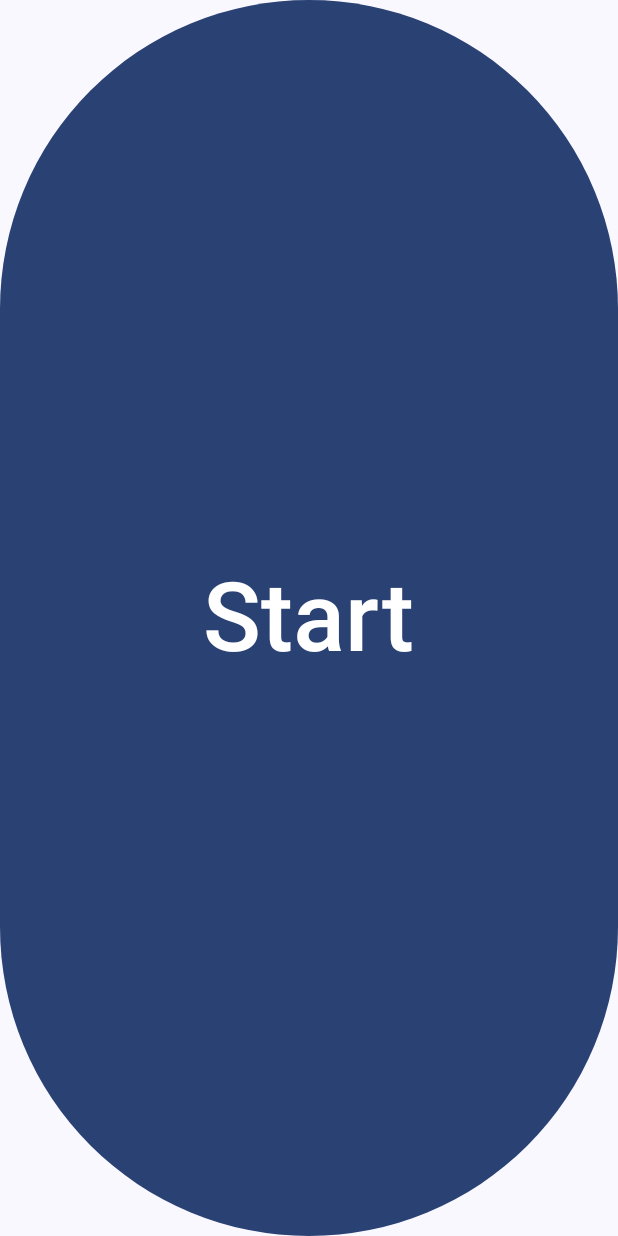
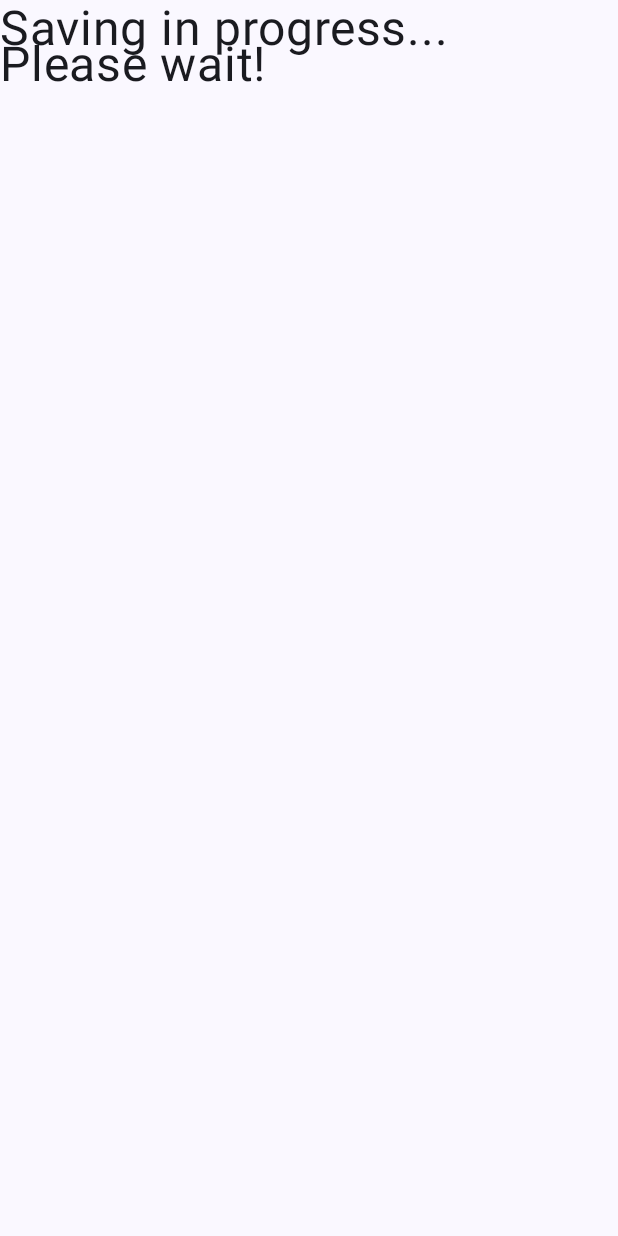
Before and after one commit to Salkiiin/Data_collection_app, an Android app built with Jetpack Compose: the composable OrganizeFrames shown on its own in the app's theme, on a phone screen of 412 x 824 dp. Run offline under Robolectric (Android 15) with nearby library versions, the phone set to English and light mode, and no system bars; libraries missing offline, so code that uses them is left out: androidx.camera.core, androidx.camera.lifecycle; 2 statements that could not run were skipped.

Commit message:
Now when saving the data it will show a wait screen! Fuck my life what is all this?!?

```diff
--- a/app/src/main/java/com/example/datacollection/MainActivity.kt
+++ b/app/src/main/java/com/example/datacollection/MainActivity.kt
@@ -61,15 +61,23 @@ import java.util.concurrent.Executors
 import androidx.camera.core.ImageCapture
 import androidx.camera.core.ImageCaptureException
 import androidx.camera.core.CameraSelector
+import androidx.camera.core.resolutionselector.ResolutionSelector
+import androidx.camera.core.resolutionselector.ResolutionStrategy
+import androidx.compose.runtime.LaunchedEffect
 import androidx.core.app.ActivityCompat
+import androidx.core.app.ActivityCompat.recreate
 import androidx.lifecycle.ViewModel
 import androidx.lifecycle.ViewModelProvider
+import kotlinx.coroutines.yield
 import java.util.concurrent.ExecutionException
 import kotlin.collections.ArrayList
 import java.io.FileInputStream
 import java.io.FileOutputStream
 import java.util.zip.ZipEntry
 import java.util.zip.ZipOutputStream
+import kotlinx.coroutines.flow.MutableStateFlow
+import androidx.compose.runtime.collectAsState
+import kotlinx.coroutines.flow.StateFlow
 
 
 fun zipFolder(sourceFolderPath: String, zipFilePath: String) {
@@ -183,6 +191,8 @@ enum class Direction{
 private val accelerometerReading = FloatArray(4)
 private var direction = 0
 private var isRunning = false
+private var _isSaving = MutableStateFlow(false)
+val isSaving: StateFlow<Boolean> get () = _isSaving
 
 class CollectionService : Service(), SensorEventListener {
     override fun onSensorChanged(event: SensorEvent?){
@@ -248,19 +258,35 @@ fun OrganizeFrames(modifier: Modifier = Modifier, context: Context, activity: Co
         viewModel.bindCamera()
         RunningPage(modifier, context, viewModel)
     }else{
-        StartPage(modifier, context, activity)
+        StartPage(modifier, context, activity, viewModel)
     }
 }
 
 
 @Composable
-fun StartPage(modifier: Modifier = Modifier, context: Context, activity: ComponentActivity): Boolean {
+fun StartPage(modifier: Modifier = Modifier, context: Context, activity: ComponentActivity, viewModel: MyViewModel): Boolean {
     var isRunningChecking by remember { mutableStateOf(false)}
+    val isSavingFlow = MutableStateFlow(_isSaving.value)
+
+    LaunchedEffect(key1 = Unit) {
+        while (true) {
+            // Update isSaving based on the actual state from viewModel
+            val currentSaving = isSaving.value
+            if (currentSaving != isSavingFlow.value) {
+                isSavingFlow.value = currentSaving
+            }
+            delay(1000)
+        }
+    }
+val isSaving by isSavingFlow.collectAsState()
     Column(
         modifier = modifier,
         horizontalAlignment = Alignment.CenterHorizontally,
 
     ) {
+        if(isSaving){
+                Text(text = "Saving in progress...\nPlease wait!", fontSize = 32.sp)
+        }else{
             Button(onClick = {
                 if (ContextCompat.checkSelfPermission(
                         activity,
@@ -284,6 +310,9 @@ fun StartPage(modifier: Modifier = Modifier, context: Context, activity: Compone
                 .fillMaxWidth()) {
                 Text(stringResource(R.string.start), fontSize = 64.sp)
             }
+        }
+
+
     }
 
     return isRunningChecking
@@ -362,7 +391,6 @@ fun RunningPage(modifier: Modifier = Modifier, context: Context, viewModel: MyVi
                 .fillMaxWidth()
                 .padding(16.dp)
         ) {
-
             Text(stringResource(R.string.stop), fontSize = 64.sp)
         }
     }
@@ -374,7 +402,7 @@ class MyViewModel(application: Application, private val lifecycleOwner: Lifecycl
     private var cameraProvider: ProcessCameraProvider? = null
     private val imageCapture = ImageCapture.Builder()
         .setCaptureMode(ImageCapture.CAPTURE_MODE_MINIMIZE_LATENCY)
-        .setTargetResolution(Size(300, 400))
+        .setJpegQuality(1)
         .build()
     val measurements: LiveData<List<FloatArray>> get() = _measurements
 
@@ -465,10 +493,12 @@ class MyViewModel(application: Application, private val lifecycleOwner: Lifecycl
         for(file in File(sourceFolderPath).listFiles()!!){
             file.delete()
         }
+        _isSaving.value = false
         Toast.makeText(getApplication(), "Daten gespeichert, die App kann jetzt geschlossen werden", Toast.LENGTH_SHORT).show()
     }
     fun stopDataCollection() {
         viewModelScope.launch {
+            _isSaving.value = true
             Toast.makeText(getApplication(), "Bitte warten, Daten werden gespeichert", Toast.LENGTH_SHORT).show()
             saveDataToCsv()
             //viewModelScope.cancel()
```
Lines whose indentation alone changed are shown as unchanged.
